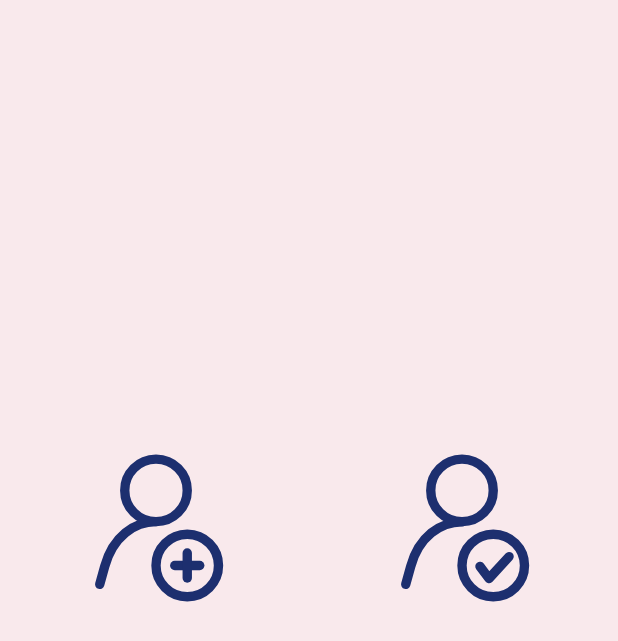
After one commit to alinp96/Quizzor, an Android app: the layout fragment_authentication.xml on its own in the app's theme, with its tools: preview values and no code run, on a phone screen of 412 x 824 dp. The commit adds this screen. Shown: the top 641 px of the screen. Run offline under Robolectric (Android 15) with nearby library versions, the phone set to English and light mode, and no system bars.

Commit message:
user expanded from activity to fragents and login reedirect succesfully

```diff
--- a/app/src/main/java/com/example/quizzor/MainFragment.kt
+++ b/app/src/main/java/com/example/quizzor/MainFragment.kt
@@ -66,7 +66,7 @@ class MainFragment : Fragment() {
         }
 
         btnSignIn.setOnClickListener{
-            userManager.signIn("testuser@example.com", "password1234") { callback, test ->
+            userManager.signIn("testuser@example.com", "password123") { callback, test ->
                 if (test != null) {
                     Log.d("TAG", test)
                 }
--- /dev/null
+++ b/app/src/main/res/drawable/ic_user_login.xml
@@ -0,0 +1,19 @@
+<vector android:height="100dp" android:viewportHeight="24"
+    android:viewportWidth="24" android:width="100dp" xmlns:android="http://schemas.android.com/apk/res/android">
+    <path android:fillColor="#00000000"
+        android:pathData="M3,21.016l0.79,-2.872C5.096,13.392 8.548,11.016 12,11.016"
+        android:strokeColor="@color/primaryColor" android:strokeLineCap="round"
+        android:strokeLineJoin="round" android:strokeWidth="1.5"/>
+    <path android:fillColor="#00000000"
+        android:pathData="M12,5.984m-5,0a5,5 0,1 1,10 0a5,5 0,1 1,-10 0"
+        android:strokeColor="@color/primaryColor" android:strokeLineCap="round"
+        android:strokeLineJoin="bevel" android:strokeWidth="1.5"/>
+    <path android:fillColor="#00000000"
+        android:pathData="M17,18m-5,0a5,5 0,1 1,10 0a5,5 0,1 1,-10 0"
+        android:strokeColor="@color/primaryColor" android:strokeLineCap="round"
+        android:strokeLineJoin="round" android:strokeWidth="1.5"/>
+    <path android:fillColor="#00000000"
+        android:pathData="M14.872,18.149l1.448,1.933l3.213,-3.51"
+        android:strokeColor="@color/primaryColor" android:strokeLineCap="round"
+        android:strokeLineJoin="round" android:strokeWidth="1.5"/>
+</vector>
--- /dev/null
+++ b/app/src/main/res/drawable/ic_user_register.xml
@@ -0,0 +1,21 @@
+<vector android:height="100dp" android:viewportHeight="24"
+    android:viewportWidth="24" android:width="100dp" xmlns:android="http://schemas.android.com/apk/res/android">
+    <path android:fillColor="#00000000"
+        android:pathData="M3,21.016l0.79,-2.872C5.096,13.392 8.548,10.984 12,10.984"
+        android:strokeColor="@color/primaryColor" android:strokeLineCap="round"
+        android:strokeLineJoin="round" android:strokeWidth="1.5"/>
+    <path android:fillColor="#00000000"
+        android:pathData="M12,5.984m-5,0a5,5 0,1 1,10 0a5,5 0,1 1,-10 0"
+        android:strokeColor="@color/primaryColor" android:strokeLineCap="round"
+        android:strokeLineJoin="bevel" android:strokeWidth="1.5"/>
+    <path android:fillColor="#00000000"
+        android:pathData="M17,18m-5,0a5,5 0,1 1,10 0a5,5 0,1 1,-10 0"
+        android:strokeColor="@color/primaryColor" android:strokeLineCap="round"
+        android:strokeLineJoin="round" android:strokeWidth="1.5"/>
+    <path android:fillColor="#00000000" android:pathData="M15,18L19,18"
+        android:strokeColor="@color/primaryColor" android:strokeLineCap="round"
+        android:strokeLineJoin="round" android:strokeWidth="1.5"/>
+    <path android:fillColor="#00000000" android:pathData="M17,16L17,20"
+        android:strokeColor="@color/primaryColor" android:strokeLineCap="round"
+        android:strokeLineJoin="round" android:strokeWidth="1.5"/>
+</vector>
--- a/app/src/main/res/layout/bottom_navigation.xml
+++ b/app/src/main/res/layout/bottom_navigation.xml
@@ -8,5 +8,6 @@
     android:background="?android:attr/windowBackground"
     app:menu="@menu/bottom_navigation_menu"
     app:labelVisibilityMode="labeled"
-    app:itemIconTint="@null">
+    app:itemIconTint="@null"
+    android:visibility="visible">
 </com.google.android.material.bottomnavigation.BottomNavigationView>
--- /dev/null
+++ b/app/src/main/res/layout/fragment_authentication.xml
@@ -0,0 +1,199 @@
+<?xml version="1.0" encoding="utf-8"?>
+
+<androidx.constraintlayout.widget.ConstraintLayout xmlns:android="http://schemas.android.com/apk/res/android"
+xmlns:tools="http://schemas.android.com/tools"
+android:layout_width="match_parent"
+android:layout_height="match_parent"
+xmlns:app="http://schemas.android.com/apk/res-auto"
+tools:context=".AuthenticationFragment">
+
+<TextView
+    android:id="@+id/textViewWelcomeText"
+    android:layout_width="fill_parent"
+    android:layout_height="wrap_content"
+    android:layout_gravity="center"
+    android:textAlignment="center"
+    android:text=""
+    app:layout_constraintEnd_toEndOf="parent"
+    app:layout_constraintTop_toTopOf="parent"
+    android:layout_marginTop="200dp"/>
+
+    <LinearLayout
+        android:id="@+id/llAuthenticationButtons"
+        android:layout_width="match_parent"
+        android:layout_height="wrap_content"
+        android:layout_gravity="center|fill_horizontal"
+        android:orientation="horizontal"
+        app:layout_constraintStart_toStartOf="parent"
+        app:layout_constraintTop_toTopOf="parent"
+        android:padding="2dp"
+        android:layout_marginTop="300dp"
+        android:layout_marginHorizontal="0dp"
+        android:visibility="visible">
+        <ImageButton
+            android:id="@+id/imgBtnRegister"
+            android:background="@color/backgroundDayColor"
+            android:layout_width="match_parent"
+            android:layout_height="100dp"
+            android:src="@drawable/ic_user_register"
+            app:layout_constraintBottom_toBottomOf="parent"
+            app:layout_constraintEnd_toEndOf="parent"
+            app:layout_constraintStart_toStartOf="parent"
+            app:layout_constraintTop_toTopOf="parent"
+            android:layout_weight="1"
+            />
+
+        <ImageButton
+            android:id="@+id/imgBtnLogin"
+            android:background="@color/backgroundDayColor"
+            android:layout_width="match_parent"
+            android:layout_height="100dp"
+            android:src="@drawable/ic_user_login"
+            app:layout_constraintBottom_toBottomOf="parent"
+            app:layout_constraintEnd_toEndOf="parent"
+            app:layout_constraintStart_toStartOf="parent"
+            app:layout_constraintTop_toTopOf="parent"
+            android:layout_weight="1" />
+    </LinearLayout>
+
+    <LinearLayout
+        android:id="@+id/llRegisterForm"
+        android:layout_width="match_parent"
+        android:layout_height="wrap_content"
+        android:layout_gravity="center|fill_horizontal"
+        android:orientation="vertical"
+        app:layout_constraintStart_toStartOf="parent"
+        app:layout_constraintTop_toTopOf="parent"
+        android:padding="2dp"
+        android:layout_marginTop="200dp"
+        android:layout_marginHorizontal="0dp"
+        android:visibility="gone">
+
+        <TextView
+            android:id="@+id/textViewRegisterTitle"
+            android:layout_width="wrap_content"
+            android:layout_height="wrap_content"
+            android:text="Register"
+            android:textSize="24sp"
+            android:textStyle="bold"
+            android:layout_gravity="center" />
+
+        <EditText
+            android:id="@+id/editTextRegisterNickname"
+            android:layout_width="match_parent"
+            android:layout_height="wrap_content"
+            android:hint="Nickname"
+            android:inputType="textPersonName"
+            android:padding="12dp" />
+
+        <EditText
+            android:id="@+id/editTextRegisterUsername"
+            android:layout_width="match_parent"
+            android:layout_height="wrap_content"
+            android:hint="Username"
+            android:inputType="textPersonName"
+            android:padding="12dp" />
+
+        <EditText
+            android:id="@+id/editTextRegisterPassword"
+            android:layout_width="match_parent"
+            android:layout_height="wrap_content"
+            android:hint="Password"
+            android:inputType="textPassword"
+            android:padding="12dp" />
+
+        <EditText
+            android:id="@+id/editTextRegisterConfirmPassword"
+            android:layout_width="match_parent"
+            android:layout_height="wrap_content"
+            android:hint="Confirm Password"
+            android:inputType="textPassword"
+            android:padding="12dp" />
+
+        <LinearLayout
+            android:layout_width="match_parent"
+            android:layout_height="wrap_content"
+            android:orientation="horizontal"
+            android:gravity="center">
+
+            <Button
+                android:id="@+id/buttonRegisterBack"
+                android:layout_width="0dp"
+                android:layout_height="wrap_content"
+                android:layout_weight="1"
+                android:text="Back"
+                android:padding="12dp"/>
+
+            <Button
+                android:id="@+id/buttonRegister"
+                android:layout_width="0dp"
+                android:layout_height="wrap_content"
+                android:layout_weight="1"
+                android:text="Register"
+                android:padding="12dp"/>
+        </LinearLayout>
+    </LinearLayout>
+
+    <LinearLayout
+        android:id="@+id/llLoginForm"
+        android:layout_width="match_parent"
+        android:layout_height="wrap_content"
+        android:layout_gravity="center|fill_horizontal"
+        android:orientation="vertical"
+        app:layout_constraintStart_toStartOf="parent"
+        app:layout_constraintTop_toTopOf="parent"
+        android:padding="2dp"
+        android:layout_marginTop="200dp"
+        android:layout_marginHorizontal="0dp"
+        android:visibility="gone">
+
+        <TextView
+            android:id="@+id/textViewLoginTitle"
+            android:layout_width="wrap_content"
+            android:layout_height="wrap_content"
+            android:text="Login"
+            android:textSize="24sp"
+            android:textStyle="bold"
+            android:layout_gravity="center" />
+
+        <EditText
+            android:id="@+id/editTextLoginUsername"
+            android:layout_width="match_parent"
+            android:layout_height="wrap_content"
+            android:hint="Username"
+            android:inputType="textPersonName"
+            android:padding="12dp" />
+
+        <EditText
+            android:id="@+id/editTextLoginPassword"
+            android:layout_width="match_parent"
+            android:layout_height="wrap_content"
+            android:hint="Password"
+            android:inputType="textPassword"
+            android:padding="12dp" />
+
+        <LinearLayout
+            android:layout_width="match_parent"
+            android:layout_height="wrap_content"
+            android:orientation="horizontal"
+            android:gravity="center">
+
+            <Button
+                android:id="@+id/buttonLoginBack"
+                android:layout_width="0dp"
+                android:layout_height="wrap_content"
+                android:layout_weight="1"
+                android:text="Back"
+                android:padding="12dp"/>
+
+            <Button
+                android:id="@+id/buttonLogin"
+                android:layout_width="0dp"
+                android:layout_height="wrap_content"
+                android:layout_weight="1"
+                android:text="Login"
+                android:padding="12dp"/>
+        </LinearLayout>
+    </LinearLayout>
+
+</androidx.constraintlayout.widget.ConstraintLayout>
```
Also changed, not shown: app/src/main/java/com/example/quizzor/AuthenticationFragment.kt (added, +127 -0 lines), app/src/main/java/com/example/quizzor/MainActivity.kt (+10 -1 lines), app/src/main/java/com/example/quizzor/UserManagement.kt (+13 -0 lines).
